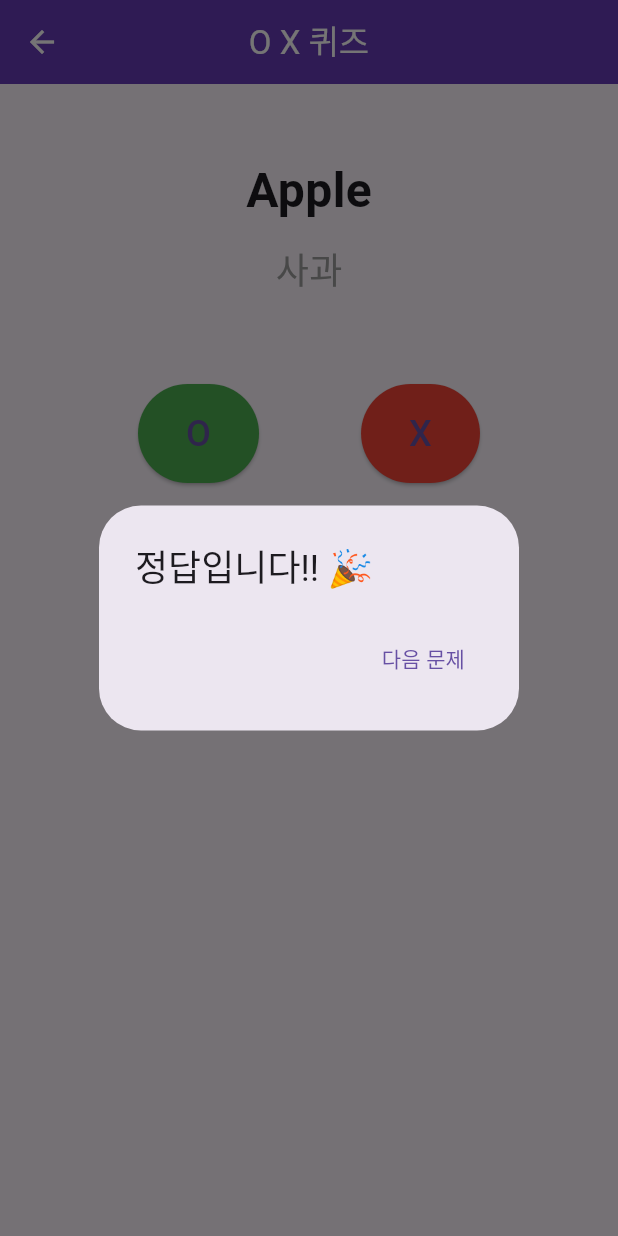
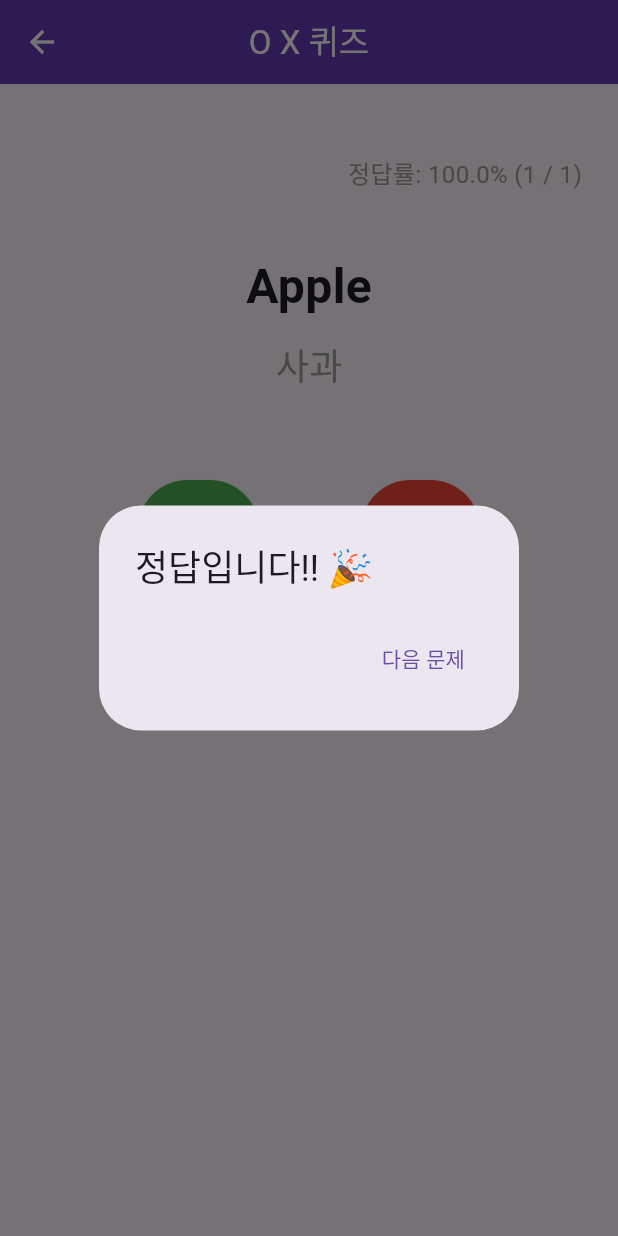
Before and after one commit to kthowns/mobile-dictionary, a Flutter app: the OXQuizPage screen opened by its route, after a tap on an icon or button, on a phone screen of 412 x 824 dp. Run offline on Flutter 3.47's test engine with Material 3 defaults, Android fonts, the phone set to English and light mode, and no system bars; statements that could not run were skipped.

Commit message:
feat: 정답률 체크 기능 추가 - 모르겠어요 버튼 추가 - 정답률 체크해여 우측 상단에 표시

```diff
--- a/mobidic_flutter/lib/OX_Quiz.dart
+++ b/mobidic_flutter/lib/OX_Quiz.dart
@@ -1,7 +1,7 @@
 import 'package:flutter/material.dart';
 
 class OXQuizPage extends StatefulWidget {
-  const OXQuizPage({super.key}); // 라우터용 const 생성자
+  const OXQuizPage({super.key});
 
   @override
   State<OXQuizPage> createState() => _OXQuizPageState();
@@ -15,15 +15,22 @@ class _OXQuizPageState extends State<OXQuizPage> {
   ];
 
   int currentIndex = 0;
+  int correctAnswers = 0;
+  int totalAttempts = 0;
 
   void _checkAnswer(bool userAnswer) {
     bool correctAnswer = quizList[currentIndex]['isCorrect'];
+    bool isCorrect = userAnswer == correctAnswer;
 
-    if (userAnswer == correctAnswer) {
+    setState(() {
+      totalAttempts++;
+      if (isCorrect) correctAnswers++;
+    });
+
     showDialog(
       context: context,
       builder: (_) => AlertDialog(
-          title: const Text("정답입니다!! 🎉"),
+        title: Text(isCorrect ? "정답입니다!! 🎉" : "오답입니다. 😢"),
         actions: [
           TextButton(
             onPressed: () {
@@ -32,6 +39,7 @@ class _OXQuizPageState extends State<OXQuizPage> {
                 if (currentIndex < quizList.length - 1) {
                   currentIndex++;
                 } else {
+                  // 퀴즈 종료 메시지
                   ScaffoldMessenger.of(context).showSnackBar(
                     const SnackBar(content: Text("퀴즈 완료!")),
                   );
@@ -39,24 +47,16 @@ class _OXQuizPageState extends State<OXQuizPage> {
               });
             },
             child: const Text("다음 문제"),
-            )
-          ],
           ),
-      );
-    } else {
-      showDialog(
-        context: context,
-        builder: (_) => AlertDialog(
-          title: const Text("다시 생각해보세요 ㅠ"),
-          actions: [
-            TextButton(
-              onPressed: () => Navigator.pop(context),
-              child: const Text("확인"),
-            )
         ],
       ),
     );
   }
+
+  String getAccuracyText() {
+    if (totalAttempts == 0) return "정답률: 0%";
+    double percent = (correctAnswers / totalAttempts) * 100;
+    return "정답률: ${percent.toStringAsFixed(1)}% ($correctAnswers / $totalAttempts)";
   }
 
   @override
@@ -73,6 +73,18 @@ class _OXQuizPageState extends State<OXQuizPage> {
       body: Padding(
         padding: const EdgeInsets.symmetric(horizontal: 24.0, vertical: 48),
         child: Column(
+          crossAxisAlignment: CrossAxisAlignment.start,
+          children: [
+            Align(
+              alignment: Alignment.centerRight,
+              child: Text(
+                getAccuracyText(),
+                style: const TextStyle(fontSize: 16, color: Colors.grey),
+              ),
+            ),
+            const SizedBox(height: 40),
+            Center(
+              child: Column(
                 children: [
                   Text(
                     currentQuiz['word'],
@@ -82,6 +94,9 @@ class _OXQuizPageState extends State<OXQuizPage> {
                   Text(
                     currentQuiz['meaning'],
                     style: const TextStyle(fontSize: 24, color: Colors.grey),
+                  ),
+                ],
+              ),
             ),
             const SizedBox(height: 60),
             Row(
@@ -104,7 +119,15 @@ class _OXQuizPageState extends State<OXQuizPage> {
                   child: const Text('X', style: TextStyle(fontSize: 24)),
                 ),
               ],
-            )
+            ),
+            const SizedBox(height: 40),
+            if (currentIndex == quizList.length - 1 && totalAttempts == quizList.length)
+              const Center(
+                child: Text(
+                  "🎉 퀴즈 완료!",
+                  style: TextStyle(fontSize: 20, fontWeight: FontWeight.bold),
+                ),
+              ),
           ],
         ),
       ),
```
Lines whose indentation alone changed are shown as unchanged.
